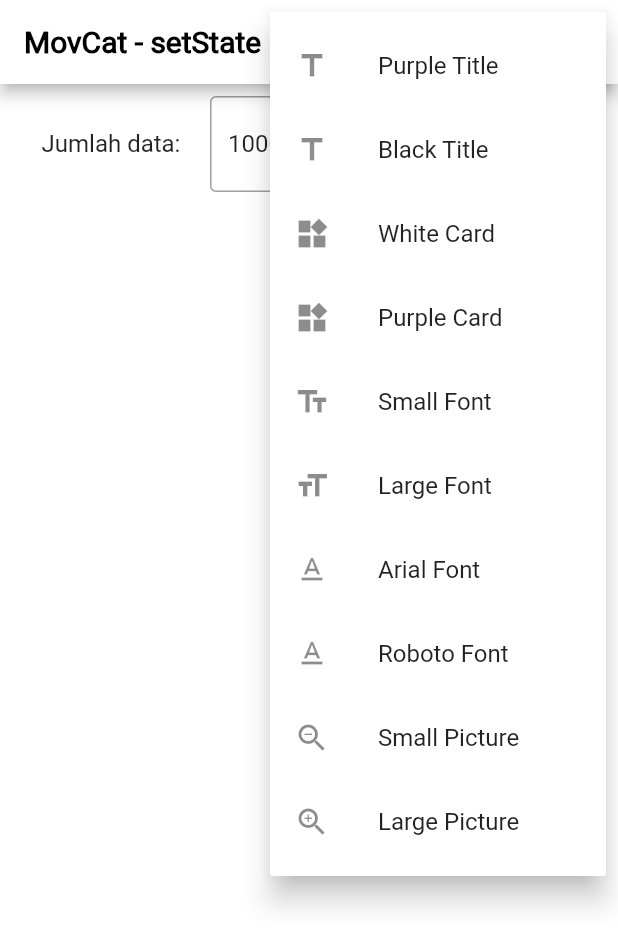
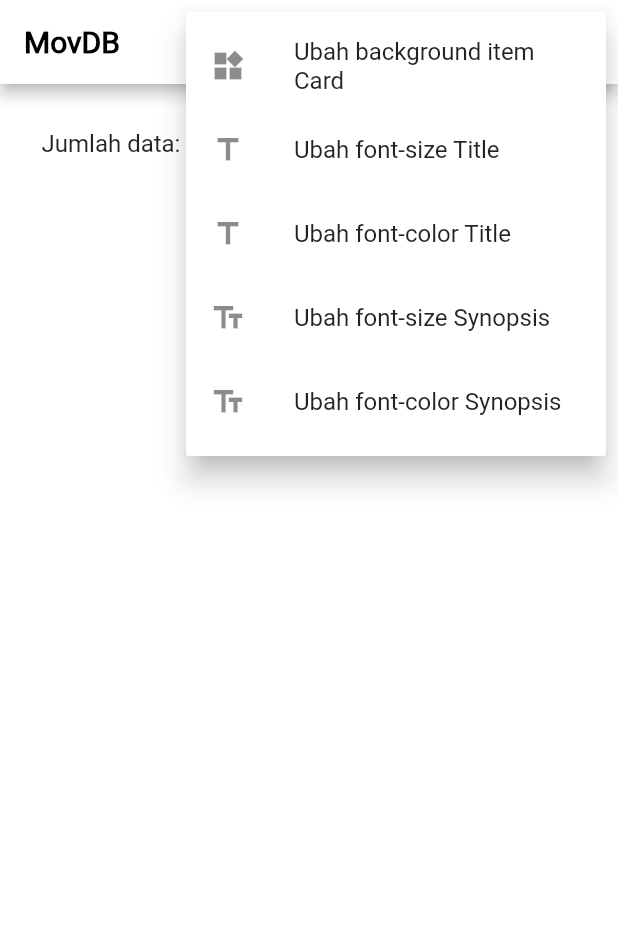
Before and after one commit to regawarp/ta_setstate, a Flutter app: the MyHomePage screen opened directly, after a tap on the "more vert" icon, on a phone screen of 412 x 824 dp. Shown: the top 947 px of the screen. Run offline on Flutter 3.47's test engine with Material 2 defaults, Android fonts, the phone set to English and light mode, and no system bars; our stand-ins replace sqflite; accounts and stored records are empty.

Commit message:
Change Scenario Features

```diff
--- a/lib/main.dart
+++ b/lib/main.dart
@@ -10,11 +10,11 @@ class MyApp extends StatelessWidget {
   @override
   Widget build(BuildContext context) {
     return MaterialApp(
-      title: 'BLoC',
+      title: 'MovDB - setState',
       theme: ThemeData(
         primarySwatch: Colors.blue,
       ),
-      home: MyHomePage(title: 'MovCat - setState'),
+      home: MyHomePage(title: 'MovDB'),
     );
   }
 }
@@ -33,10 +33,10 @@ class _MyHomePageState extends State<MyHomePage> {
   Future<List<Movie>> _movieList;
   String dropdownValue = '1000';
   Color cardColor = Colors.white;
-  Color titleColor = Colors.black;
-  double themeFontSize = 10;
-  String themeFontFamily = "Arial";
-  List<double> imageSize = [100.0, 120.0];
+  Color titleFontColor = Colors.black;
+  Color synopsisFontColor = Colors.black;
+  double titleFontSize = 20;
+  double synopsisFontSize = 10;
 
   @override
   void initState() {
@@ -73,71 +73,36 @@ class _MyHomePageState extends State<MyHomePage> {
               PopupMenuItem<int>(
                 value: 0,
                 child: ListTile(
-                  leading: Icon(Icons.title),
-                  title: Text('Purple Title'),
+                  leading: Icon(Icons.widgets),
+                  title: Text('Ubah background item Card'),
                 ),
               ),
               PopupMenuItem<int>(
                 value: 1,
                 child: ListTile(
                   leading: Icon(Icons.title),
-                  title: Text('Black Title'),
+                  title: Text('Ubah font-size Title'),
                 ),
               ),
               PopupMenuItem<int>(
                 value: 2,
                 child: ListTile(
-                  leading: Icon(Icons.widgets),
-                  title: Text('White Card'),
+                  leading: Icon(Icons.title),
+                  title: Text('Ubah font-color Title'),
                 ),
               ),
               PopupMenuItem<int>(
                 value: 3,
                 child: ListTile(
-                  leading: Icon(Icons.widgets),
-                  title: Text('Purple Card'),
+                  leading: Icon(Icons.text_fields),
+                  title: Text('Ubah font-size Synopsis'),
                 ),
               ),
               PopupMenuItem<int>(
                 value: 4,
                 child: ListTile(
                   leading: Icon(Icons.text_fields),
-                  title: Text('Small Font'),
-                ),
-              ),
-              PopupMenuItem<int>(
-                value: 5,
-                child: ListTile(
-                  leading: Icon(Icons.format_size),
-                  title: Text('Large Font'),
-                ),
-              ),
-              PopupMenuItem<int>(
-                value: 6,
-                child: ListTile(
-                  leading: Icon(Icons.text_format),
-                  title: Text('Arial Font'),
-                ),
-              ),
-              PopupMenuItem<int>(
-                value: 7,
-                child: ListTile(
-                  leading: Icon(Icons.text_format),
-                  title: Text('Roboto Font'),
-                ),
-              ),
-              PopupMenuItem<int>(
-                value: 8,
-                child: ListTile(
-                  leading: Icon(Icons.zoom_out),
-                  title: Text('Small Picture'),
-                ),
-              ),
-              PopupMenuItem<int>(
-                value: 9,
-                child: ListTile(
-                  leading: Icon(Icons.zoom_in),
-                  title: Text('Large Picture'),
+                  title: Text('Ubah font-color Synopsis'),
                 ),
               ),
             ],
@@ -219,8 +184,8 @@ class _MyHomePageState extends State<MyHomePage> {
                                       Flexible(
                                         flex: 1,
                                         child: Container(
-                                          height: imageSize[1],
-                                          width: imageSize[0],
+                                          height: 120,
+                                          width: 100,
                                           decoration: BoxDecoration(
                                               image: DecorationImage(
                                                   image: AssetImage(
@@ -240,8 +205,8 @@ class _MyHomePageState extends State<MyHomePage> {
                                                 i.title.toString(),
                                                 style: TextStyle(
                                                   fontWeight: FontWeight.bold,
-                                                  fontSize: 20,
-                                                  color: titleColor,
+                                                  fontSize: titleFontSize,
+                                                  color: titleFontColor,
                                                 ),
                                               ),
                                               SizedBox(
@@ -261,8 +226,6 @@ class _MyHomePageState extends State<MyHomePage> {
                                                     i.genre.toString(),
                                                     style: TextStyle(
                                                       color: Colors.white,
-                                                      fontFamily:
-                                                      themeFontFamily,
                                                     ),
                                                   ),
                                                 ),
@@ -273,8 +236,8 @@ class _MyHomePageState extends State<MyHomePage> {
                                               Text(
                                                 i.synopsis,
                                                 style: TextStyle(
-                                                  fontSize: themeFontSize,
-                                                  fontFamily: themeFontFamily,
+                                                  fontSize: synopsisFontSize,
+                                                  color: synopsisFontColor,
                                                 ),
                                               ),
                                             ],
@@ -303,52 +266,27 @@ class _MyHomePageState extends State<MyHomePage> {
     switch (item) {
       case 0:
         setState(() {
-          titleColor = Colors.purple;
+          cardColor = Colors.purple;
         });
         break;
       case 1:
         setState(() {
-          titleColor = Colors.black;
+          titleFontSize = 25;
         });
         break;
       case 2:
         setState(() {
-          cardColor = Colors.white;
+          titleFontColor = Colors.purpleAccent;
         });
         break;
       case 3:
         setState(() {
-          cardColor = Colors.purpleAccent;
+          synopsisFontSize = 20;
         });
         break;
       case 4:
         setState(() {
-          themeFontSize = 10;
-        });
-        break;
-      case 5:
-        setState(() {
-          themeFontSize = 20;
-        });
-        break;
-      case 6:
-        setState(() {
-          themeFontFamily = "Arial";
-        });
-        break;
-      case 7:
-        setState(() {
-          themeFontFamily = "Roboto";
-        });
-        break;
-      case 8:
-        setState(() {
-          imageSize = [100.0, 120.0];
-        });
-        break;
-      case 9:
-        setState(() {
-          imageSize = [120.0, 140.0];
+          synopsisFontColor = Colors.purpleAccent;
         });
         break;
     }
```
